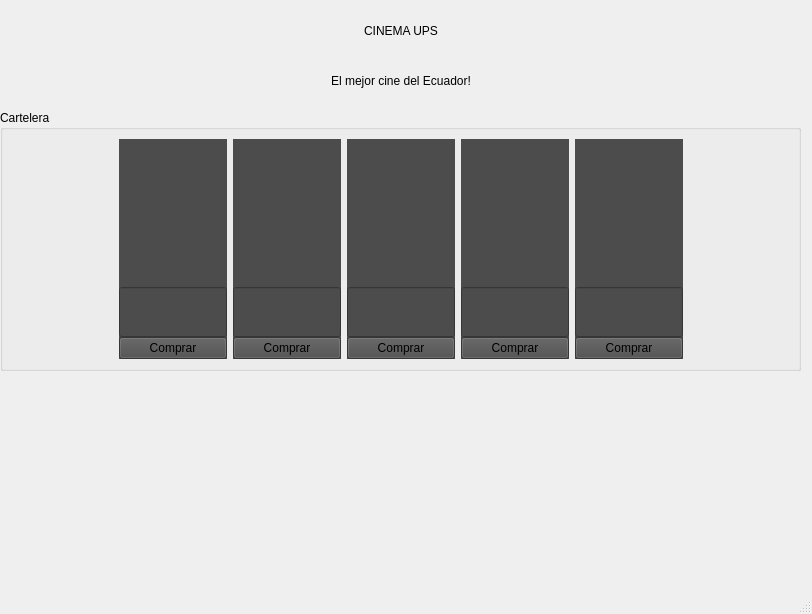
First picture: the form in principal.ui, repository JosephBano/P60-ProyectoParcial2, before the edit.
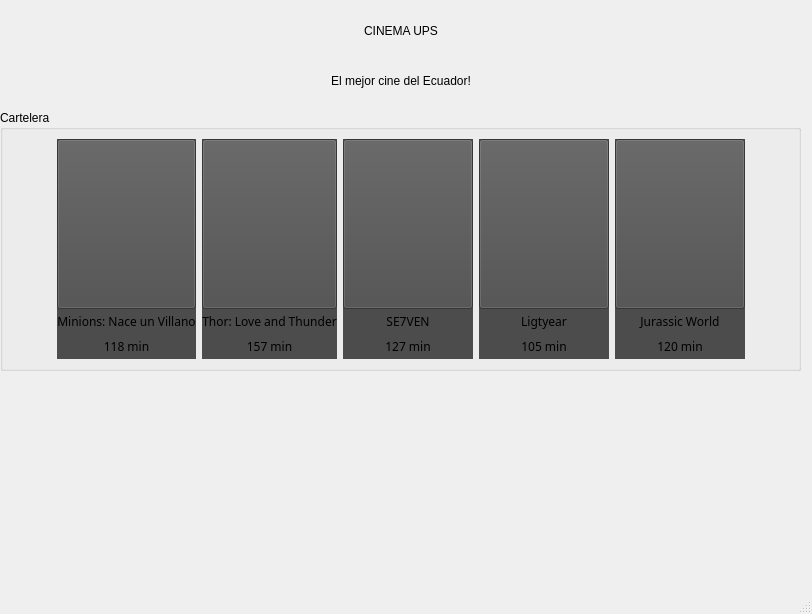
Second picture: the form after the edit. Icons and pictures are not drawn.

Commit message: Inicio diseño ventana sala

Patch:
```diff
--- a/principal.ui
+++ b/principal.ui
@@ -67,30 +67,51 @@
         <property name="bottomMargin">
          <number>0</number>
         </property>
-        <item>
-         <widget class="QLabel" name="img1">
-          <property name="styleSheet">
-           <string notr="true">border-image: url(:/Resourses/MiniosCartelera.jpg);</string>
-          </property>
-          <property name="text">
-           <string/>
-          </property>
-         </widget>
-        </item>
-        <item>
-         <widget class="QLineEdit" name="lineEdit">
-          <property name="minimumSize">
-           <size>
-            <width>0</width>
-            <height>50</height>
-           </size>
-          </property>
-         </widget>
-        </item>
         <item>
          <widget class="QPushButton" name="comprar1">
+          <property name="minimumSize">
+           <size>
+            <width>130</width>
+            <height>170</height>
+           </size>
+          </property>
+          <property name="styleSheet">
+           <string notr="true">border-image: url(:/Resourses/MiniosCartelera.jpg);</string>
+          </property>
           <property name="text">
-           <string>Comprar</string>
+           <string/>
+          </property>
+         </widget>
+        </item>
+        <item>
+         <widget class="QLabel" name="label">
+          <property name="font">
+           <font>
+            <family>Ubuntu Condensed</family>
+            <pointsize>9</pointsize>
+           </font>
+          </property>
+          <property name="text">
+           <string>Minions: Nace un Villano</string>
+          </property>
+          <property name="alignment">
+           <set>Qt::AlignCenter</set>
+          </property>
+         </widget>
+        </item>
+        <item>
+         <widget class="QLabel" name="label_10">
+          <property name="font">
+           <font>
+            <family>Ubuntu Condensed</family>
+            <pointsize>9</pointsize>
+           </font>
+          </property>
+          <property name="text">
+           <string>118 min</string>
+          </property>
+          <property name="alignment">
+           <set>Qt::AlignCenter</set>
           </property>
          </widget>
         </item>
@@ -118,30 +139,51 @@
         <property name="bottomMargin">
          <number>0</number>
         </property>
-        <item>
-         <widget class="QLabel" name="img2">
-          <property name="styleSheet">
-           <string notr="true">border-image: url(:/Resourses/ThorCartelera.jpg);</string>
-          </property>
-          <property name="text">
-           <string>&lt;html&gt;&lt;head/&gt;&lt;body&gt;&lt;p&gt;&lt;br/&gt;&lt;/p&gt;&lt;/body&gt;&lt;/html&gt;</string>
-          </property>
-         </widget>
-        </item>
-        <item>
-         <widget class="QLineEdit" name="info2">
-          <property name="minimumSize">
-           <size>
-            <width>0</width>
-            <height>50</height>
-           </size>
-          </property>
-         </widget>
-        </item>
         <item>
          <widget class="QPushButton" name="comprar2">
+          <property name="minimumSize">
+           <size>
+            <width>130</width>
+            <height>170</height>
+           </size>
+          </property>
+          <property name="styleSheet">
+           <string notr="true">border-image: url(:/Resourses/ThorCartelera.jpg);</string>
+          </property>
           <property name="text">
-           <string>Comprar</string>
+           <string/>
+          </property>
+         </widget>
+        </item>
+        <item>
+         <widget class="QLabel" name="label_2">
+          <property name="font">
+           <font>
+            <family>Ubuntu Condensed</family>
+            <pointsize>9</pointsize>
+           </font>
+          </property>
+          <property name="text">
+           <string>Thor: Love and Thunder</string>
+          </property>
+          <property name="alignment">
+           <set>Qt::AlignCenter</set>
+          </property>
+         </widget>
+        </item>
+        <item>
+         <widget class="QLabel" name="label_9">
+          <property name="font">
+           <font>
+            <family>Ubuntu Condensed</family>
+            <pointsize>9</pointsize>
+           </font>
+          </property>
+          <property name="text">
+           <string>157 min</string>
+          </property>
+          <property name="alignment">
+           <set>Qt::AlignCenter</set>
           </property>
          </widget>
         </item>
@@ -169,30 +211,51 @@
         <property name="bottomMargin">
          <number>0</number>
         </property>
-        <item>
-         <widget class="QLabel" name="img3">
-          <property name="styleSheet">
-           <string notr="true">border-image: url(:/Resourses/SevenCartelera.jpg);</string>
-          </property>
-          <property name="text">
-           <string>&lt;html&gt;&lt;head/&gt;&lt;body&gt;&lt;p&gt;&lt;br/&gt;&lt;/p&gt;&lt;/body&gt;&lt;/html&gt;</string>
-          </property>
-         </widget>
-        </item>
-        <item>
-         <widget class="QLineEdit" name="info3">
-          <property name="minimumSize">
-           <size>
-            <width>0</width>
-            <height>50</height>
-           </size>
-          </property>
-         </widget>
-        </item>
         <item>
          <widget class="QPushButton" name="comprar3">
+          <property name="minimumSize">
+           <size>
+            <width>130</width>
+            <height>170</height>
+           </size>
+          </property>
+          <property name="styleSheet">
+           <string notr="true">border-image: url(:/Resourses/SevenCartelera.jpg);</string>
+          </property>
           <property name="text">
-           <string>Comprar</string>
+           <string/>
+          </property>
+         </widget>
+        </item>
+        <item>
+         <widget class="QLabel" name="label_3">
+          <property name="font">
+           <font>
+            <family>Ubuntu Condensed</family>
+            <pointsize>9</pointsize>
+           </font>
+          </property>
+          <property name="text">
+           <string>SE7VEN</string>
+          </property>
+          <property name="alignment">
+           <set>Qt::AlignCenter</set>
+          </property>
+         </widget>
+        </item>
+        <item>
+         <widget class="QLabel" name="label_8">
+          <property name="font">
+           <font>
+            <family>Ubuntu Condensed</family>
+            <pointsize>9</pointsize>
+           </font>
+          </property>
+          <property name="text">
+           <string>127 min</string>
+          </property>
+          <property name="alignment">
+           <set>Qt::AlignCenter</set>
           </property>
          </widget>
         </item>
@@ -220,30 +283,51 @@
         <property name="bottomMargin">
          <number>0</number>
         </property>
-        <item>
-         <widget class="QLabel" name="img4">
-          <property name="styleSheet">
-           <string notr="true">border-image: url(:/Resourses/LightyearCartelera.jpg);</string>
-          </property>
-          <property name="text">
-           <string/>
-          </property>
-         </widget>
-        </item>
-        <item>
-         <widget class="QLineEdit" name="info4">
-          <property name="minimumSize">
-           <size>
-            <width>0</width>
-            <height>50</height>
-           </size>
-          </property>
-         </widget>
-        </item>
         <item>
          <widget class="QPushButton" name="comprar4">
+          <property name="minimumSize">
+           <size>
+            <width>130</width>
+            <height>170</height>
+           </size>
+          </property>
+          <property name="styleSheet">
+           <string notr="true">border-image: url(:/Resourses/LightyearCartelera.jpg);</string>
+          </property>
           <property name="text">
-           <string>Comprar</string>
+           <string/>
+          </property>
+         </widget>
+        </item>
+        <item>
+         <widget class="QLabel" name="label_4">
+          <property name="font">
+           <font>
+            <family>Ubuntu Condensed</family>
+            <pointsize>9</pointsize>
+           </font>
+          </property>
+          <property name="text">
+           <string>Ligtyear</string>
+          </property>
+          <property name="alignment">
+           <set>Qt::AlignCenter</set>
+          </property>
+         </widget>
+        </item>
+        <item>
+         <widget class="QLabel" name="label_7">
+          <property name="font">
+           <font>
+            <family>Ubuntu Condensed</family>
+            <pointsize>9</pointsize>
+           </font>
+          </property>
+          <property name="text">
+           <string>105 min</string>
+          </property>
+          <property name="alignment">
+           <set>Qt::AlignCenter</set>
           </property>
          </widget>
         </item>
@@ -271,33 +355,54 @@
         <property name="bottomMargin">
          <number>0</number>
         </property>
-        <item>
-         <widget class="QLabel" name="img5">
-          <property name="styleSheet">
-           <string notr="true">border-image: url(:/Resourses/JurworldCartelera.jpg);</string>
-          </property>
-          <property name="text">
-           <string/>
-          </property>
-         </widget>
-        </item>
-        <item>
-         <widget class="QLineEdit" name="info5">
-          <property name="minimumSize">
-           <size>
-            <width>0</width>
-            <height>50</height>
-           </size>
-          </property>
-          <property name="styleSheet">
-           <string notr="true">border-color: rgb(255, 0, 0);</string>
-          </property>
-         </widget>
-        </item>
         <item>
          <widget class="QPushButton" name="comprar5">
+          <property name="minimumSize">
+           <size>
+            <width>130</width>
+            <height>170</height>
+           </size>
+          </property>
+          <property name="styleSheet">
+           <string notr="true">border-image: url(:/Resourses/JurworldCartelera.jpg);</string>
+          </property>
           <property name="text">
-           <string>Comprar</string>
+           <string/>
+          </property>
+         </widget>
+        </item>
+        <item>
+         <widget class="QLabel" name="label_5">
+          <property name="font">
+           <font>
+            <family>Ubuntu Condensed</family>
+            <pointsize>9</pointsize>
+           </font>
+          </property>
+          <property name="text">
+           <string>Jurassic World</string>
+          </property>
+          <property name="textFormat">
+           <enum>Qt::AutoText</enum>
+          </property>
+          <property name="alignment">
+           <set>Qt::AlignCenter</set>
+          </property>
+         </widget>
+        </item>
+        <item>
+         <widget class="QLabel" name="label_6">
+          <property name="font">
+           <font>
+            <family>Ubuntu Condensed</family>
+            <pointsize>9</pointsize>
+           </font>
+          </property>
+          <property name="text">
+           <string>120 min</string>
+          </property>
+          <property name="alignment">
+           <set>Qt::AlignCenter</set>
           </property>
          </widget>
         </item>
```
The commit also changes 7 other files.
